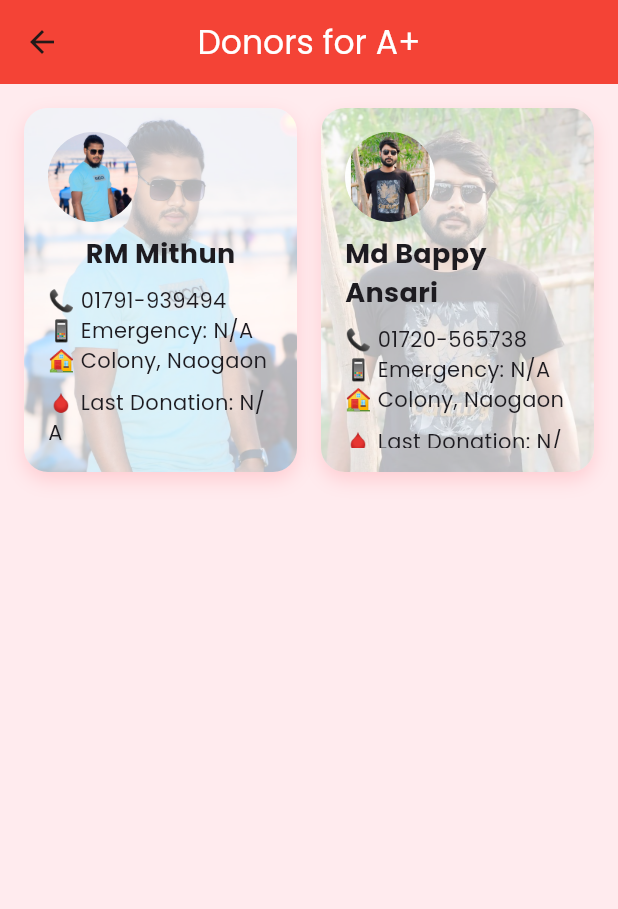
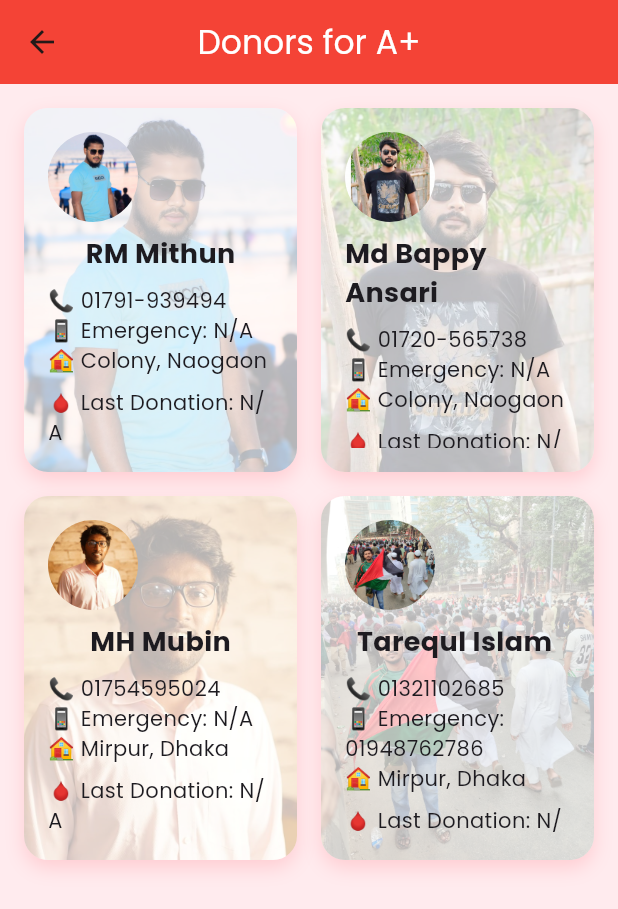
Before and after one commit to Wazid-Hossain/Blood-Donation, a Flutter app: the screen it shows after launch, after a tap on "A+", on a phone screen of 412 x 824 dp. Shown: the top 909 px of the screen. Run offline on Flutter 3.47's test engine with Material 3 defaults, Android fonts, the phone set to English and light mode, and no system bars; our stand-ins replace google_fonts.

Commit message:
new donors added

```diff
--- a/lib/doner_data.dart
+++ b/lib/doner_data.dart
@@ -55,6 +55,37 @@ class DonorData {
       'status': 'Available',
       'image': 'assets/images/anik.jpg'
     },
+    {
+      'name': 'Sohodev Mk',
+      'bloodType': 'O+',
+      'contact': '01727071941',
+      'emergency': 'N/A',
+      'address': 'Colony, Naogaon',
+      'lastDonation': 'N/A',
+      'status': 'Available',
+      'image': 'assets/images/sohodev.jpg'
+    },
+    {
+      'name': 'Shohidul Islam',
+      'bloodType': 'O+',
+      'contact': '01534618495',
+      'emergency': 'N/A',
+      'address': 'Mirpur, Dhaka',
+      'lastDonation': 'N/A',
+      'status': 'Available',
+      'image': 'assets/images/shohid.jpg'
+    },
+    {
+      'name': 'Shahadat H. Akash',
+      'bloodType': 'O+',
+      'contact': '01849786211',
+      'emergency': 'N/A',
+      'address': 'Mirpur, Dhaka',
+      'lastDonation': 'N/A',
+      'status': 'Available',
+      'image': 'assets/images/akash.jpg'
+    },
+
     // end of O+ blood type
 
     // A+ blood type
@@ -80,6 +111,28 @@ class DonorData {
       'image': 'assets/images/bappy.jpg'
     },
 
+    {
+      'name': 'MH Mubin',
+      'bloodType': 'A+',
+      'contact': '01754595024',
+      'emergency': 'N/A',
+      'address': 'Mirpur, Dhaka',
+      'lastDonation': 'N/A',
+      'status': 'Available',
+      'image': 'assets/images/mubin.jpg'
+    },
+
+    {
+      'name': 'Tarequl Islam ',
+      'bloodType': 'A+',
+      'contact': '01321102685',
+      'emergency': '01948762786',
+      'address': 'Mirpur, Dhaka',
+      'lastDonation': 'N/A',
+      'status': 'Available',
+      'image': 'assets/images/tariq.jpg'
+    },
+
 // end of A+ blood type
 
 // AB+ Blood Type
@@ -93,6 +146,17 @@ class DonorData {
       'status': 'Available',
       'image': 'assets/images/nahid.jpg'
     },
+// O- Blood Type
+    {
+      'name': 'Alif Sakib',
+      'bloodType': 'O-',
+      'contact': '01775778144',
+      'emergency': '01862279675',
+      'address': 'Rampura, Dhaka ',
+      'lastDonation': 'N/A',
+      'status': 'Available',
+      'image': 'assets/images/alif.jpg'
+    },
   ];
 
   static List<Map<String, String>> getAllDonors() {
```
Also changed, not shown: pubspec.yaml (+9 -0 lines), assets/images/akash.jpg (added), assets/images/alif.jpg (added), assets/images/mubin.jpg (added), assets/images/shohid.jpg (added), assets/images/sohodev.jpg (added), assets/images/tariq.jpg (added).
